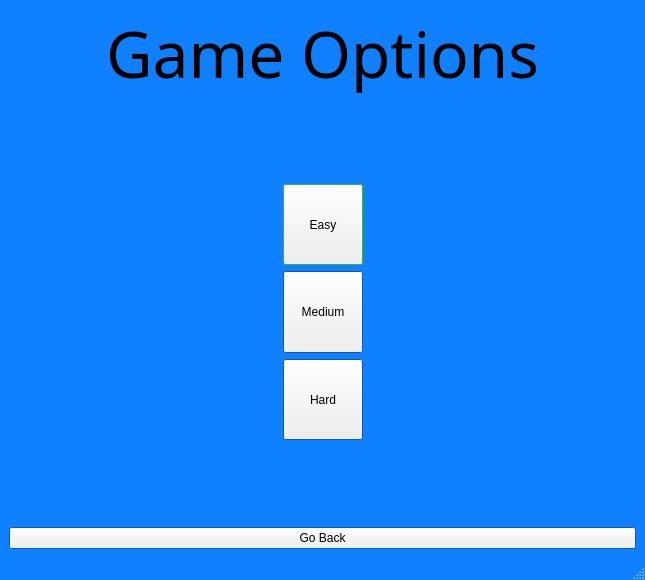
This is OptionScreen.ui in absurdtales/IA2-Hunter-Barrett as Qt 5 draws it before an edit. The edited form follows.
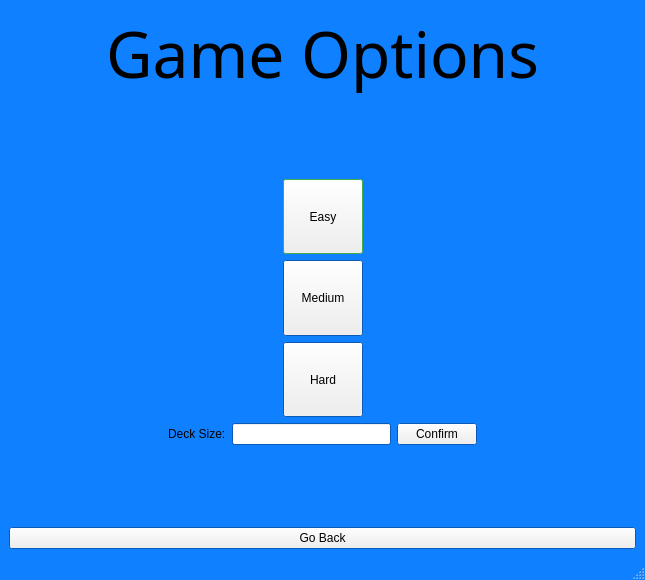
This is the edited form.

```diff
--- a/OptionScreen.ui
+++ b/OptionScreen.ui
@@ -307,6 +307,53 @@
         </item>
        </layout>
       </item>
+      <item>
+       <layout class="QHBoxLayout" name="horizontalLayout_5">
+        <item>
+         <spacer name="horizontalSpacer_8">
+          <property name="orientation">
+           <enum>Qt::Horizontal</enum>
+          </property>
+          <property name="sizeHint" stdset="0">
+           <size>
+            <width>40</width>
+            <height>20</height>
+           </size>
+          </property>
+         </spacer>
+        </item>
+        <item>
+         <widget class="QLabel" name="label_2">
+          <property name="text">
+           <string>Deck Size:</string>
+          </property>
+         </widget>
+        </item>
+        <item>
+         <widget class="QLineEdit" name="lineEdit"/>
+        </item>
+        <item>
+         <widget class="QPushButton" name="pushButton">
+          <property name="text">
+           <string>Confirm</string>
+          </property>
+         </widget>
+        </item>
+        <item>
+         <spacer name="horizontalSpacer_7">
+          <property name="orientation">
+           <enum>Qt::Horizontal</enum>
+          </property>
+          <property name="sizeHint" stdset="0">
+           <size>
+            <width>40</width>
+            <height>20</height>
+           </size>
+          </property>
+         </spacer>
+        </item>
+       </layout>
+      </item>
       <item>
        <layout class="QHBoxLayout" name="horizontalLayout_4"/>
       </item>
```
